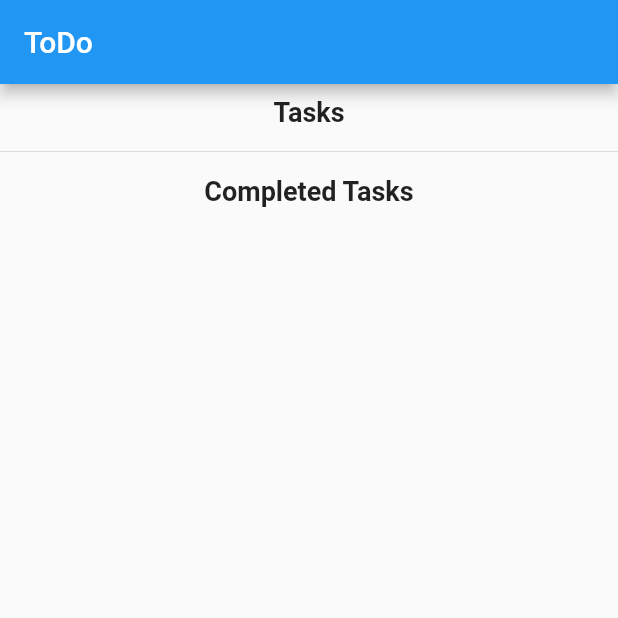
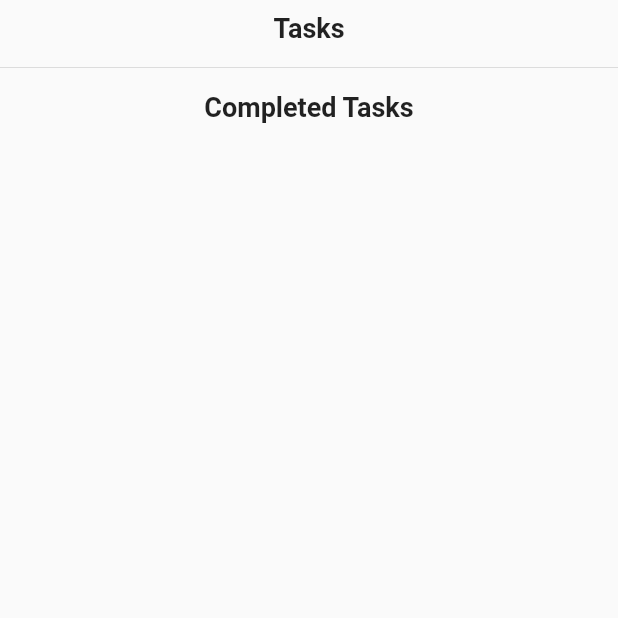
Before and after one commit to Kenayv/ProjektHackHeroes, a Flutter app: the TodoPage screen opened directly, on a phone screen of 412 x 824 dp, the top half of it. Run offline on Flutter 3.47's test engine with Material 2 defaults, Android fonts, the phone set to English and light mode, and no system bars.

Commit message:
merging everything

```diff
--- a/lib/beta_pop_up.dart
+++ b/lib/beta_pop_up.dart
@@ -1,4 +1,3 @@
-// ignore_for_file: prefer_const_constructors
 import 'package:flutter/material.dart';
 import 'main.dart';
 
--- a/lib/pages/home_page.dart
+++ b/lib/pages/home_page.dart
@@ -1,5 +1,3 @@
-// ignore_for_file: prefer_const_constructors, prefer_const_literals_to_create_immutables
-
 import 'package:flutter/material.dart';
 
 class HomePage extends StatelessWidget {
--- a/lib/pages/todo_page.dart
+++ b/lib/pages/todo_page.dart
@@ -2,12 +2,6 @@ import 'package:flutter/material.dart';
 import 'dart:async';
 import 'dart:convert';
 import 'dart:io';
-
-void main() {
-  runApp(MaterialApp(
-    home: TodoPage(),
-  ));
-}
 
 class Todo {
   String task;
@@ -58,8 +52,7 @@ class _TodoPageState extends State<TodoPage> {
 
   void _saveTasks() {
     File file = File(_filePath);
-    List<Map<String, dynamic>> jsonTasks =
-        tasks.map((todo) => todo.toJson()).toList();
+    List<Map<String, dynamic>> jsonTasks = tasks.map((todo) => todo.toJson()).toList();
     file.writeAsStringSync(jsonEncode(jsonTasks));
   }
 
@@ -69,8 +62,7 @@ class _TodoPageState extends State<TodoPage> {
       if (file.existsSync()) {
         String content = file.readAsStringSync();
         List<dynamic> decodedTasks = jsonDecode(content);
-        List<Todo> loadedTasks =
-            decodedTasks.map((task) => Todo.fromJson(task)).toList();
+        List<Todo> loadedTasks = decodedTasks.map((task) => Todo.fromJson(task)).toList();
         setState(() {
           tasks = loadedTasks;
         });
@@ -79,6 +71,7 @@ class _TodoPageState extends State<TodoPage> {
       print("Error loading tasks: $e");
     }
   }
+
   void _toggleTaskCompletion(int index) {
     setState(() {
       tasks[index].isCompleted = !tasks[index].isCompleted;
@@ -99,9 +92,9 @@ class _TodoPageState extends State<TodoPage> {
       _saveTasks();
     });
   }
+
   Future<void> _editTaskDialog(BuildContext context, int index) async {
-    TextEditingController editTaskController =
-        TextEditingController(text: tasks[index].task);
+    TextEditingController editTaskController = TextEditingController(text: tasks[index].task);
     return showDialog<void>(
       context: context,
       builder: (BuildContext context) {
@@ -143,9 +136,6 @@ Future<void> _editTaskDialog(BuildContext context, int index) async {
     List<Todo> completedTasks = tasks.where((task) => task.isCompleted).toList();
 
     return Scaffold(
-      appBar: AppBar(
-        title: Text('ToDo'),
-      ),
       body: SingleChildScrollView(
         child: Column(
           children: [
```
Also changed, not shown: lib/main.dart (+2 -5 lines). Lines whose indentation alone changed are shown as unchanged.
